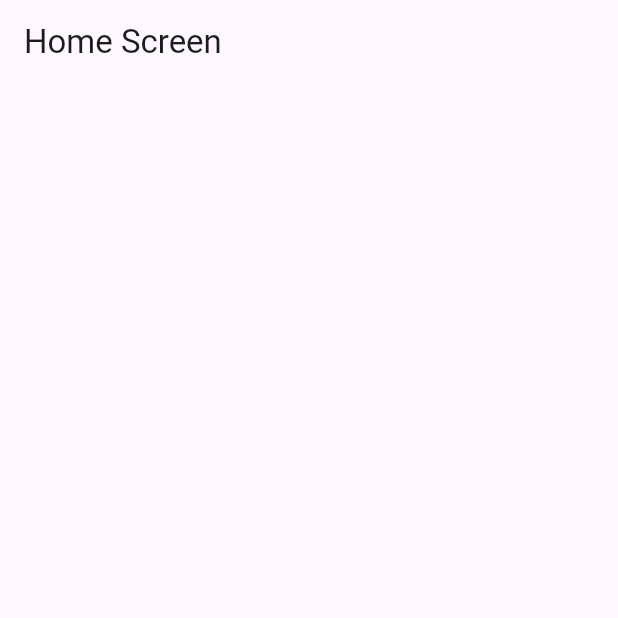
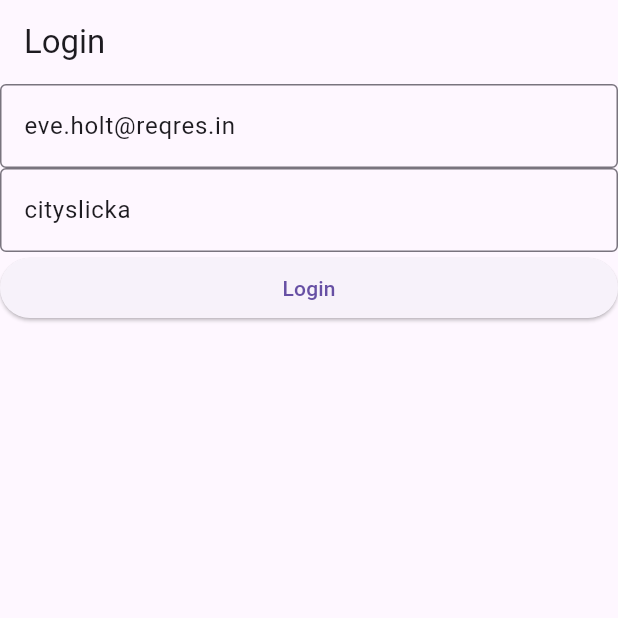
Before and after one commit to AbuRasel9/Bloc-State-Management, a Flutter app: the screen it shows after launch, on a phone screen of 412 x 824 dp, the top half of it. Run offline on Flutter 3.47's test engine with Material 3 defaults, Android fonts, the phone set to English and light mode, and no system bars; our stand-ins replace equatable, flutter_bloc.

Commit message:
login complete use bloc

```diff
--- /dev/null
+++ b/lib/bloc/login_bloc/login_bloc.dart
@@ -0,0 +1,65 @@
+import 'dart:convert';
+
+import 'package:bloc_state_management/model/login_request.dart';
+import 'package:bloc_state_management/repository/auth_repository.dart';
+import 'package:bloc_state_management/repository/post_repository.dart';
+import 'package:equatable/equatable.dart';
+import 'package:flutter_bloc/flutter_bloc.dart';
+
+part 'login_event.dart';
+
+part 'login_state.dart';
+
+class LoginBloc extends Bloc<LoginEvent, LoginState> {
+  AuthRepository authRepository = AuthRepository();
+
+  LoginBloc(this.authRepository) : super(LoginState()) {
+    on<EmailChangeEvent>(_emailChange);
+    on<PasswordChangeEvent>(_passwordChange);
+    on<AuthEvent>(_authEvent);
+  }
+
+  _emailChange(EmailChangeEvent event, Emitter<LoginState> emit) {
+    emit(
+      state.copyWith(
+        email: event.email,
+      ),
+    );
+  }
+
+  void _passwordChange(PasswordChangeEvent event, Emitter<LoginState> emit) {
+    emit(
+      state.copyWith(
+        password: event.password,
+      ),
+    );
+  }
+
+  Future<void> _authEvent(AuthEvent event, Emitter<LoginState> emit) async {
+
+    final data = LoginRequest(email: state.email, password: state.password);
+print("---------------${jsonEncode(data)}");
+    emit(
+      state.copyWith(
+        status: LoginStatus.loading,
+      ),
+    );
+    await authRepository.loginApi("https://reqres.in/api/login", data).then(
+      (value) {
+        emit(
+          state.copyWith(
+            status: LoginStatus.success,
+            message: "Login Successfull",
+          ),
+        );
+      },
+    ).onError(
+      (error, stackTrace) {
+        print(error);
+        print(stackTrace);
+        emit(state.copyWith(
+            message: error.toString(), status: LoginStatus.error));
+      },
+    );
+  }
+}
--- /dev/null
+++ b/lib/bloc/login_bloc/login_event.dart
@@ -0,0 +1,29 @@
+part of 'login_bloc.dart';
+
+abstract class LoginEvent extends Equatable {
+  LoginEvent();
+
+  @override
+  List<Object?> get props => [];
+}
+
+class EmailChangeEvent extends LoginEvent {
+  EmailChangeEvent({required this.email});
+
+  final String email;
+
+  @override
+  List<Object?> get props => [email];
+}
+
+class PasswordChangeEvent extends LoginEvent {
+  PasswordChangeEvent({required this.password});
+
+  final String password;
+
+  @override
+  List<Object?> get props => [];
+}
+
+class AuthEvent extends LoginEvent {
+}
--- /dev/null
+++ b/lib/bloc/login_bloc/login_state.dart
@@ -0,0 +1,30 @@
+part of 'login_bloc.dart';
+
+enum LoginStatus { progress, loading, error, success }
+
+class LoginState extends Equatable {
+  const LoginState({
+    this.message = "",
+    this.email = "",
+    this.password = "",
+    this.status = LoginStatus.progress,
+  });
+
+  final String email;
+  final String password;
+  final LoginStatus status;
+  final String message;
+
+  LoginState copyWith(
+      {String? message, String? email, String? password, LoginStatus? status}) {
+    return LoginState(
+      message: message ?? this.message,
+      email: email ?? this.email,
+      password: password ?? this.password,
+      status: status ?? this.status,
+    );
+  }
+
+  @override
+  List<Object?> get props => [email, password, status];
+}
--- a/lib/main.dart
+++ b/lib/main.dart
@@ -1,6 +1,8 @@
-
+import 'package:bloc_state_management/bloc/login_bloc/login_bloc.dart';
 import 'package:bloc_state_management/bloc/postBloc/post_bloc.dart';
+import 'package:bloc_state_management/repository/auth_repository.dart';
 import 'package:bloc_state_management/repository/post_repository.dart';
+import 'package:bloc_state_management/screens/authScreen/login_screen.dart';
 import 'package:bloc_state_management/screens/home_screen.dart';
 import 'package:flutter_bloc/flutter_bloc.dart';
 import 'package:flutter/material.dart';
@@ -14,10 +16,19 @@ class MyApp extends StatelessWidget {
 
   @override
   Widget build(BuildContext context) {
-    return MultiBlocProvider(providers: [
-      BlocProvider(create: (context) => PostBloc(PostRepository()),),
-    ], child:  MaterialApp(
-      home: HomeScreen(),
-    ));
+    return MultiBlocProvider(
+        providers: [
+          BlocProvider(
+            create: (context) => PostBloc(PostRepository()),
+          ),
+          BlocProvider(
+            create: (context) => LoginBloc(
+              AuthRepository(),
+            ),
+          )
+        ],
+        child: MaterialApp(
+          home: LoginScreen(),
+        ));
   }
 }
--- /dev/null
+++ b/lib/model/login_request.dart
@@ -0,0 +1,28 @@
+class LoginRequest {
+  String? email;
+  String? password;
+
+  LoginRequest({
+    this.email,
+    this.password,
+  });
+
+  LoginRequest copyWith({
+    String? email,
+    String? password,
+  }) =>
+      LoginRequest(
+        email: email ?? this.email,
+        password: password ?? this.password,
+      );
+
+  factory LoginRequest.fromJson(Map<String, dynamic> json) => LoginRequest(
+        email: json["email"],
+        password: json["password"],
+      );
+
+  Map<String, dynamic> toJson() => {
+        "email": email,
+        "password": password,
+      };
+}
--- /dev/null
+++ b/lib/screens/authScreen/login_screen.dart
@@ -0,0 +1,107 @@
+import 'package:bloc_state_management/bloc/login_bloc/login_bloc.dart';
+import 'package:bloc_state_management/screens/home_screen.dart';
+import 'package:flutter/material.dart';
+import 'package:flutter_bloc/flutter_bloc.dart';
+
+class LoginScreen extends StatefulWidget {
+  const LoginScreen({super.key});
+
+  @override
+  State<LoginScreen> createState() => _LoginScreenState();
+}
+
+class _LoginScreenState extends State<LoginScreen> {
+  TextEditingController emailController = TextEditingController(text: "eve.holt@reqres.in");
+  TextEditingController passwordController = TextEditingController(text: "cityslicka");
+  final _formKey = GlobalKey<FormState>();
+
+  @override
+  Widget build(BuildContext context) {
+    return Scaffold(
+      appBar: AppBar(
+        title: const Text("Login"),
+      ),
+      body: Form(
+        key: _formKey,
+        child: Column(
+          children: <Widget>[
+            TextFormField(
+              controller: emailController,
+              onChanged: (value) {
+                context.read<LoginBloc>().add(
+                      EmailChangeEvent(
+                        email:value,
+                      ),
+                    );
+              },
+              keyboardType: TextInputType.emailAddress,
+              validator: (value) {
+                if (value?.isEmpty ?? false) {
+                  return " Email Required";
+                }
+                return null;
+              },
+              decoration: const InputDecoration(
+                  hintText: "Enter Email", border: OutlineInputBorder()),
+            ),
+            TextFormField(
+              controller: passwordController,
+              onChanged: (value) {
+                context
+                    .read<LoginBloc>()
+                    .add(PasswordChangeEvent(password: value,));
+              },
+              keyboardType: TextInputType.text,
+              validator: (value) {
+                if (value?.isEmpty ?? false) {
+                  return "Password Required";
+                }
+                return null;
+              },
+              decoration: const InputDecoration(
+                  hintText: "Enter Password", border: OutlineInputBorder()),
+            ),
+            BlocListener<LoginBloc, LoginState>(listener: (context, state) {
+              if (state.status == LoginStatus.success) {
+                Navigator.push(
+                  context,
+                  MaterialPageRoute(
+                    builder: (context) => HomeScreen(),
+                  ),
+                );
+                ScaffoldMessenger.of(context)
+                  ..hideCurrentSnackBar()
+                  ..showSnackBar(
+                    SnackBar(
+                      content: Text(
+                        state.message,
+                      ),
+                    ),
+                  );
+              }
+            }, child: BlocBuilder<LoginBloc, LoginState>(
+              builder: (context, state) {
+                return SizedBox(
+                  width: double.infinity,
+                  child: ElevatedButton(
+                      onPressed: () {
+                        if (_formKey.currentState!.validate()) {
+                          context.read<LoginBloc>().add(AuthEvent());
+
+
+                        }
+                      },
+                      child: state.status == LoginStatus.loading
+                          ? Center(
+                              child: CircularProgressIndicator(),
+                            )
+                          : Text("Login")),
+                );
+              },
+            ))
+          ],
+        ),
+      ),
+    );
+  }
+}
```
Also changed, not shown: lib/repository/auth_repository.dart (added, +29 -0 lines).
